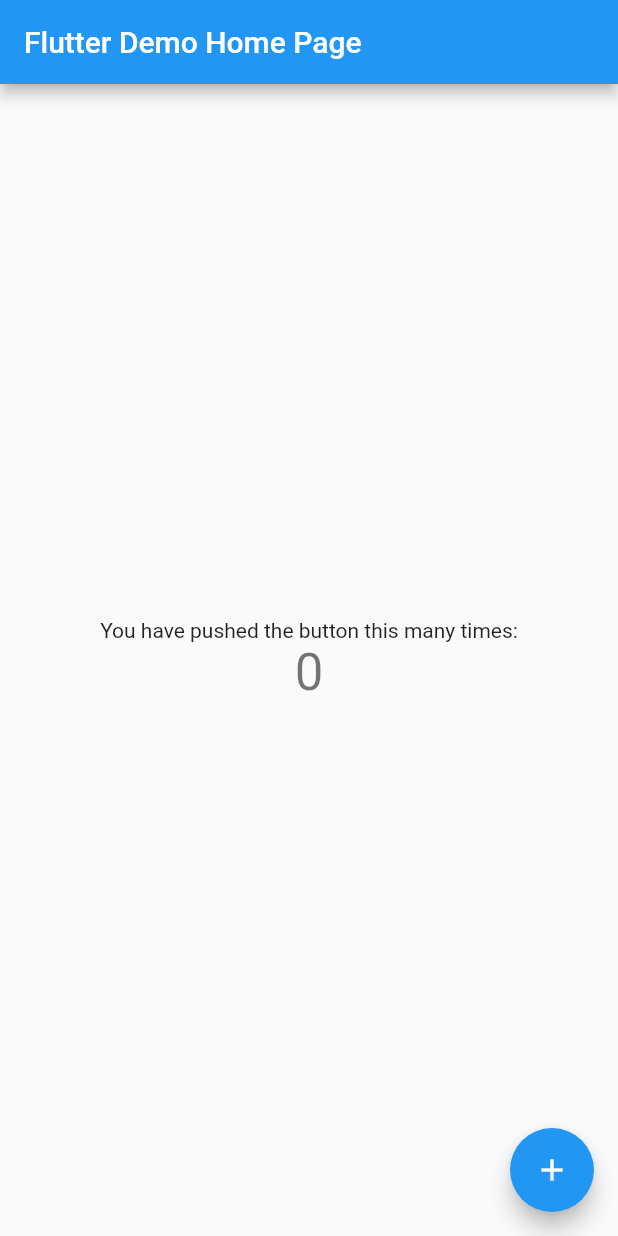
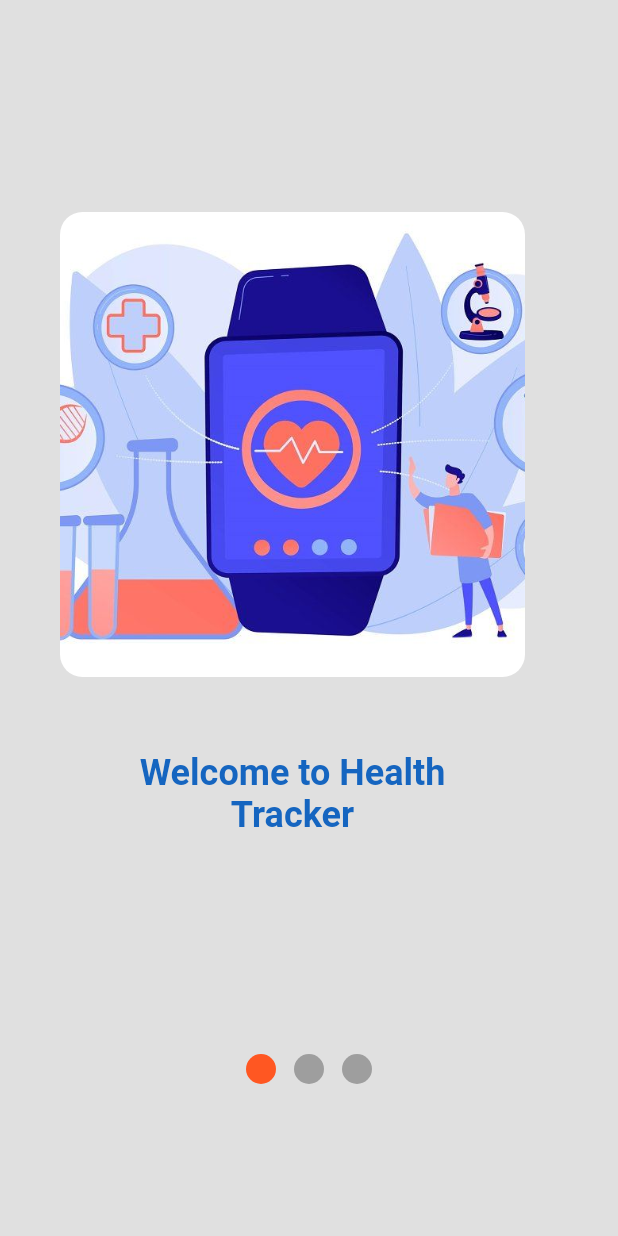
Before and after one commit to Md-Shadiuzzaman-Khan/Health-Tracker, a Flutter app: the screen it shows after launch, on a phone screen of 412 x 824 dp. Run offline on Flutter 3.47's test engine with Material 2 defaults, Android fonts, the light colour scheme and no system bars; drawn by our look-alikes of smooth_page_indicator; our stand-ins replace flutter_onboarding_slider.

Commit message:
Initial commit

```diff
--- a/lib/main.dart
+++ b/lib/main.dart
@@ -1,4 +1,5 @@
 import 'package:flutter/material.dart';
+import 'package:health_tracker/screens/welcome%20pages/welcome_screen.dart';
 
 void main() {
   runApp(const MyApp());
@@ -12,54 +13,7 @@
   Widget build(BuildContext context) {
     return MaterialApp(
       debugShowCheckedModeBanner: false,
-      home: const MyHomePage(title: 'Flutter Demo Home Page'),
+      home: WelcomeScreens(),
     );
   }
 }
-
-class MyHomePage extends StatefulWidget {
-  const MyHomePage({super.key, required this.title});
-
-  final String title;
-
-  @override
-  State<MyHomePage> createState() => _MyHomePageState();
-}
-
-class _MyHomePageState extends State<MyHomePage> {
-  int _counter = 0;
-
-  void _incrementCounter() {
-    setState(() {
-      _counter++;
-    });
-  }
-
-  @override
-  Widget build(BuildContext context) {
-    return Scaffold(
-      appBar: AppBar(
-        title: Text(widget.title),
-      ),
-      body: Center(
-        child: Column(
-          mainAxisAlignment: MainAxisAlignment.center,
-          children: <Widget>[
-            const Text(
-              'You have pushed the button this many times:',
-            ),
-            Text(
-              '$_counter',
-              style: Theme.of(context).textTheme.headlineMedium,
-            ),
-          ],
-        ),
-      ),
-      floatingActionButton: FloatingActionButton(
-        onPressed: _incrementCounter,
-        tooltip: 'Increment',
-        child: const Icon(Icons.add),
-      ),
-    );
-  }
-}
--- /dev/null
+++ b/lib/screens/welcome pages/page_one.dart
@@ -0,0 +1,45 @@
+import 'package:flutter/cupertino.dart';
+import 'package:flutter/material.dart';
+
+class Page1 extends StatelessWidget {
+  const Page1({Key? key}) : super(key: key);
+
+  @override
+  Widget build(BuildContext context) {
+    return Scaffold(
+      backgroundColor: Colors.transparent,
+      body: Padding(
+        padding: const EdgeInsets.all(40.0),
+        child: Column(
+          children: [
+            Container(
+              width: 310,
+              height: 310,
+              decoration: BoxDecoration(
+                  borderRadius: BorderRadius.circular(15),
+                  image: const DecorationImage(
+                      fit: BoxFit.cover,
+                      image: AssetImage(
+                          "images/page_one.jpeg"
+                      ),
+                  ),
+              ),
+            ),
+            const SizedBox(
+              height: 50,
+            ),
+            Text(
+              'Welcome to Health \nTracker',
+              textAlign: TextAlign.center,
+              style: TextStyle(
+                color: Colors.blue[800],
+                fontSize: 24.0,
+                fontWeight: FontWeight.bold,
+              ),
+            ),
+          ],
+        ),
+      ),
+    );
+  }
+}
--- /dev/null
+++ b/lib/screens/welcome pages/welcome_screen.dart
@@ -0,0 +1,55 @@
+import 'package:flutter/cupertino.dart';
+import 'package:flutter/material.dart';
+import 'package:flutter/src/material/colors.dart';
+import 'package:health_tracker/screens/welcome%20pages/page_one.dart';
+import 'package:health_tracker/screens/welcome%20pages/page_three.dart';
+import 'package:health_tracker/screens/welcome%20pages/page_two.dart';
+import 'package:smooth_page_indicator/smooth_page_indicator.dart';
+import 'package:flutter_onboarding_slider/flutter_onboarding_slider.dart';
+import '../login_Reg/login.dart';
+import '../login_Reg/registration.dart';
+
+class WelcomeScreens extends StatelessWidget {
+  WelcomeScreens({Key? key}) : super(key: key);
+
+  final _controller = PageController();
+
+  @override
+  Widget build(BuildContext context) {
+    return Scaffold(
+      backgroundColor: Colors.grey[300],
+      body: Column(
+        mainAxisAlignment: MainAxisAlignment.spaceEvenly,
+        children: [
+          // page view
+          SizedBox(
+            height: 500,
+            child: PageView(
+              controller: _controller,
+              children: const [
+                Page1(),
+                Page2(),
+                Page3(),
+              ],
+            ),
+          ),
+
+          // dot indicators
+          SmoothPageIndicator(
+            controller: _controller,
+            count: 3,
+            effect: JumpingDotEffect(
+              activeDotColor: Colors.deepOrange,
+              dotColor: Colors.grey,
+              dotHeight: 20,
+              dotWidth: 20,
+              spacing: 12,
+              verticalOffset: 50,
+              jumpScale: 3,
+            ),
+          ),
+        ],
+      ),
+    );
+  }
+}
```
Also changed, not shown: lib/screens/login_Reg/login.dart (added, +10 -0 lines), lib/screens/login_Reg/registration.dart (added, +10 -0 lines), lib/screens/welcome pages/page_three.dart (added, +45 -0 lines), lib/screens/welcome pages/page_two.dart (added, +45 -0 lines), pubspec.yaml (+4 -3 lines), images/page_one.jpeg (added), images/page_three.jpeg (added), images/page_two.jpeg (added), lib/utils/app_colors.dart (added), pubspec.lock, 16 other files.
